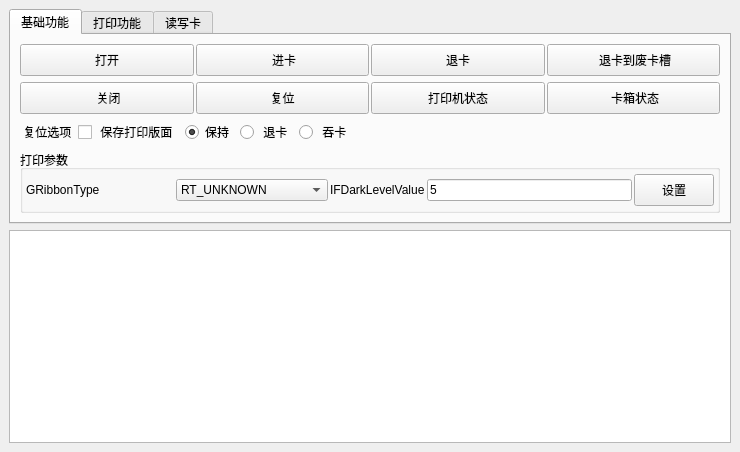
The window that Z390Sample/mainwindow.ui (leithergit/Z390) describes before a commit, drawn with Qt 5.
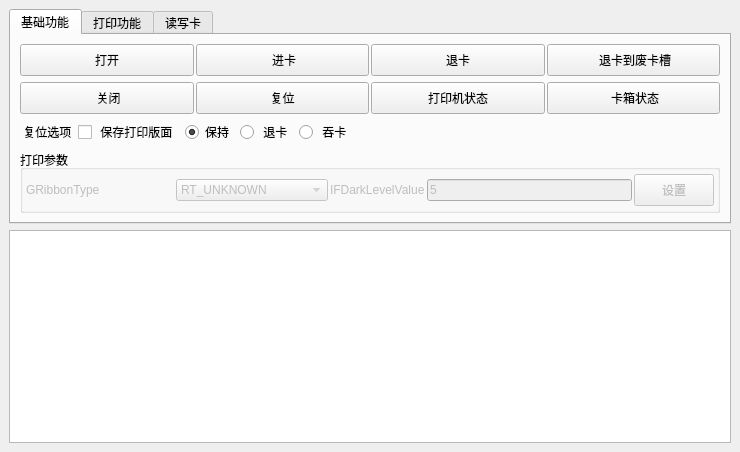
The same window after the commit.

```diff
--- a/Z390Sample/mainwindow.ui
+++ b/Z390Sample/mainwindow.ui
@@ -271,6 +271,9 @@
             <layout class="QHBoxLayout" name="horizontalLayout_11">
              <item>
               <widget class="QLabel" name="label_16">
+               <property name="enabled">
+                <bool>false</bool>
+               </property>
                <property name="text">
                 <string>GRibbonType</string>
                </property>
@@ -278,6 +281,9 @@
              </item>
              <item>
               <widget class="QComboBox" name="comboBox_GRibbontype">
+               <property name="enabled">
+                <bool>false</bool>
+               </property>
                <item>
                 <property name="text">
                  <string>RT_UNKNOWN</string>
@@ -431,6 +437,9 @@
             <layout class="QHBoxLayout" name="horizontalLayout_13">
              <item>
               <widget class="QLabel" name="label_17">
+               <property name="enabled">
+                <bool>false</bool>
+               </property>
                <property name="text">
                 <string>IFDarkLevelValue</string>
                </property>
@@ -438,6 +447,9 @@
              </item>
              <item>
               <widget class="QLineEdit" name="lineEdit_IFDraklevelValue">
+               <property name="enabled">
+                <bool>false</bool>
+               </property>
                <property name="text">
                 <string>5</string>
                </property>
@@ -447,6 +459,9 @@
            </item>
            <item>
             <widget class="QPushButton" name="pushButton_PrinterConfigure_Set">
+             <property name="enabled">
+              <bool>false</bool>
+             </property>
              <property name="minimumSize">
               <size>
                <width>80</width>
```
